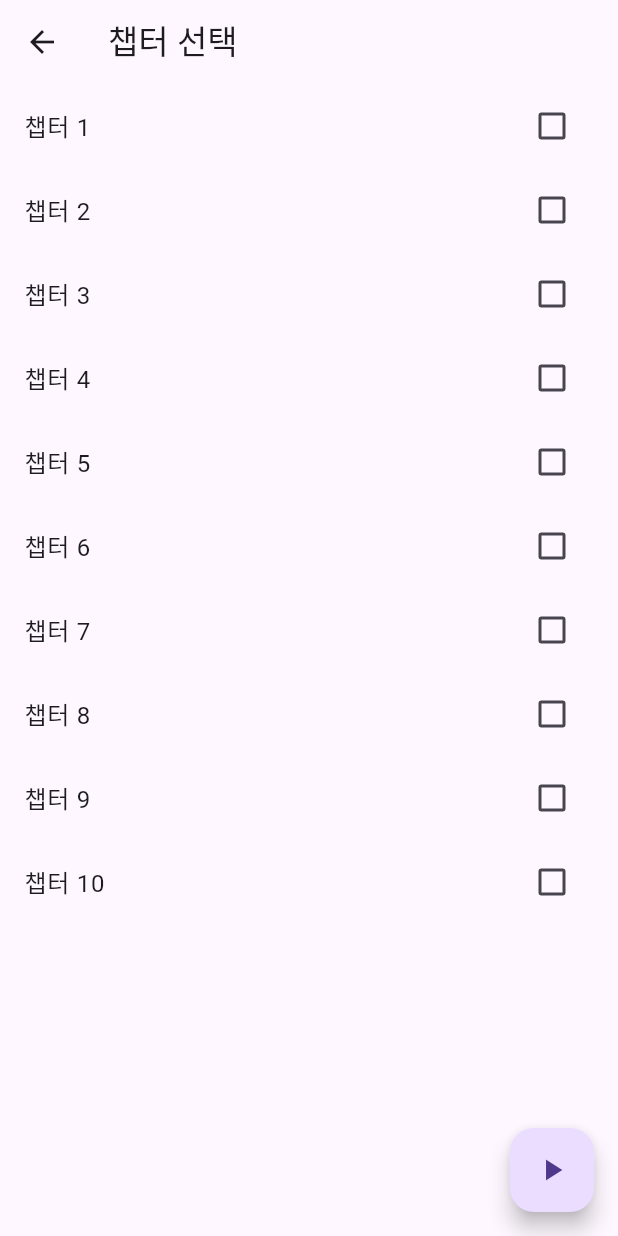
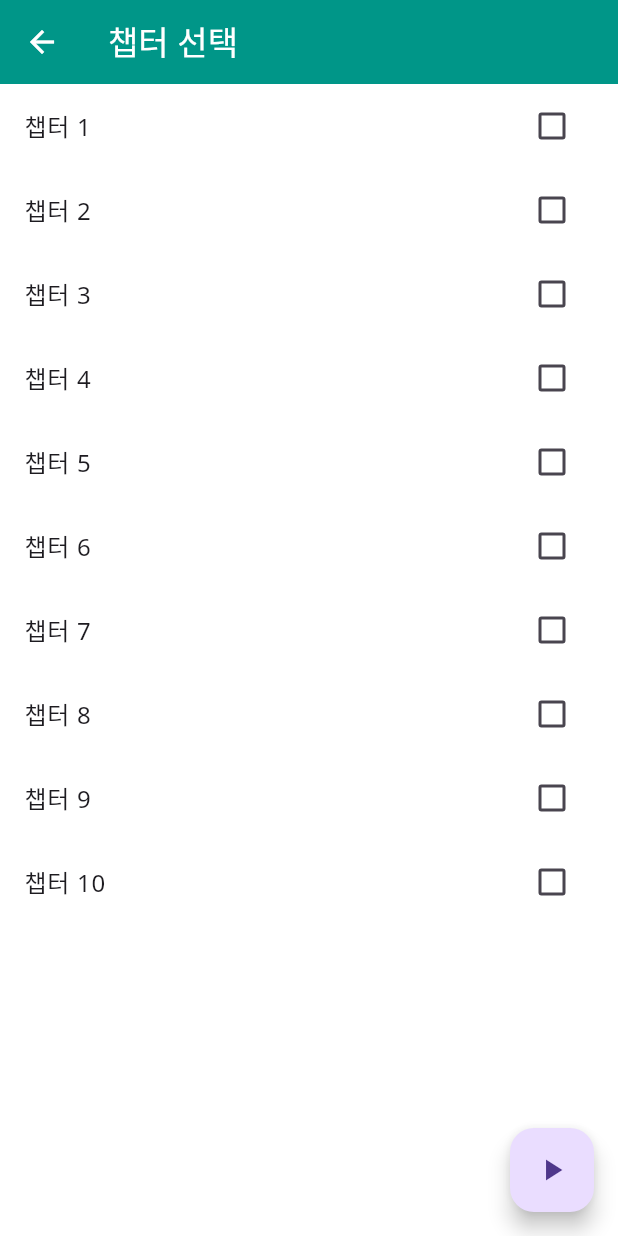
Before and after one commit to Cheon31/english_study, a Flutter app: the screen it shows after launch, after a tap on "스터디", on a phone screen of 412 x 824 dp. Run offline on Flutter 3.47's test engine with Material 3 defaults, Android fonts, the light colour scheme and no system bars; our stand-ins replace flutter_tts, google_fonts, sqflite; accounts and stored records are empty.

Commit message:
add word

```diff
--- a/lib/main.dart
+++ b/lib/main.dart
@@ -5,6 +5,7 @@ import 'Test_chapter_selection_page.dart';
 import 'list.dart'; // 기존 리스트 페이지
 import 'chapter_list_page.dart'; // 기존 스터디용 챕터 선택 페이지
 import 'word_chapter_selection_page.dart'; // 새로 생성할 단어용 챕터 선택 페이지
+import 'package:google_fonts/google_fonts.dart'; // Google Fonts 사용
 
 void main() {
   runApp(const MyApp());
@@ -13,12 +14,102 @@ void main() {
 class MyApp extends StatelessWidget {
   const MyApp({Key? key}) : super(key: key);
 
+  // 커스텀 테마 정의
+  ThemeData _buildTheme() {
+    final ThemeData base = ThemeData.light();
+    return base.copyWith(
+      primaryColor: Colors.teal,
+      colorScheme: base.colorScheme.copyWith(
+        secondary: Colors.orangeAccent, // accentColor 대체
+      ),
+      scaffoldBackgroundColor: Colors.white,
+      appBarTheme: const AppBarTheme(
+        backgroundColor: Colors.teal,
+        foregroundColor: Colors.white,
+        elevation: 0,
+      ),
+      elevatedButtonTheme: ElevatedButtonThemeData(
+        style: ElevatedButton.styleFrom(
+          backgroundColor: Colors.teal, // primary → backgroundColor
+          foregroundColor: Colors.white, // onPrimary → foregroundColor
+          shape: RoundedRectangleBorder(
+            borderRadius: BorderRadius.circular(12), // 버튼 모서리 둥글게
+          ),
+          padding: const EdgeInsets.symmetric(vertical: 20, horizontal: 16),
+          textStyle: const TextStyle(
+            fontSize: 18,
+            fontWeight: FontWeight.bold,
+          ),
+        ),
+      ),
+      textTheme: GoogleFonts.notoSansTextTheme(base.textTheme).copyWith(
+        headlineSmall: const TextStyle( // headline6 → headlineSmall
+          fontSize: 20,
+          fontWeight: FontWeight.bold,
+          color: Colors.white,
+        ),
+        bodyMedium: const TextStyle( // bodyText2 → bodyMedium
+          fontSize: 16,
+          color: Colors.black87,
+        ),
+        labelLarge: const TextStyle( // button → labelLarge
+          fontSize: 18,
+          fontWeight: FontWeight.bold,
+        ),
+      ),
+    );
+  }
+
   @override
   Widget build(BuildContext context) {
-    // 앱의 첫 화면을 MainPage로 설정
-    return const MaterialApp(
+    // 앱의 첫 화면을 MainPage로 설정하고 커스텀 테마 적용
+    return MaterialApp(
       title: '영단어 암기 앱',
-      home: MainPage(title: '영어 단어장'),
+      theme: _buildTheme(),
+      darkTheme: ThemeData.dark().copyWith(
+        primaryColor: Colors.teal,
+        colorScheme: ThemeData.dark().colorScheme.copyWith(
+          secondary: Colors.orangeAccent,
+        ),
+        scaffoldBackgroundColor: Colors.grey[900],
+        appBarTheme: const AppBarTheme(
+          backgroundColor: Colors.teal,
+          foregroundColor: Colors.white,
+          elevation: 0,
+        ),
+        elevatedButtonTheme: ElevatedButtonThemeData(
+          style: ElevatedButton.styleFrom(
+            backgroundColor: Colors.teal,
+            foregroundColor: Colors.white,
+            shape: RoundedRectangleBorder(
+              borderRadius: BorderRadius.circular(12),
+            ),
+            padding: const EdgeInsets.symmetric(vertical: 20, horizontal: 16),
+            textStyle: const TextStyle(
+              fontSize: 18,
+              fontWeight: FontWeight.bold,
+            ),
+          ),
+        ),
+        textTheme: GoogleFonts.notoSansTextTheme(ThemeData.dark().textTheme).copyWith(
+          headlineSmall: const TextStyle(
+            fontSize: 20,
+            fontWeight: FontWeight.bold,
+            color: Colors.white,
+          ),
+          bodyMedium: const TextStyle(
+            fontSize: 16,
+            color: Colors.white70,
+          ),
+          labelLarge: const TextStyle(
+            fontSize: 18,
+            fontWeight: FontWeight.bold,
+          ),
+        ),
+      ),
+      themeMode: ThemeMode.system, // 시스템 테마에 따라 자동 전환
+      home: const MainPage(title: '영어 단어장'),
+      debugShowCheckedModeBanner: false, // 디버그 배너 제거
     );
   }
 }
@@ -28,111 +119,160 @@ class MainPage extends StatelessWidget {
 
   const MainPage({Key? key, required this.title}) : super(key: key);
 
+  // 버튼 아이콘을 위한 데이터 리스트
+  final List<_MainButtonData> buttonData = const [
+    _MainButtonData(title: '스터디', icon: Icons.school),
+    _MainButtonData(title: '리스트', icon: Icons.list),
+    _MainButtonData(title: '테스트', icon: Icons.quiz),
+    _MainButtonData(title: '단어', icon: Icons.book),
+  ];
+
   @override
   Widget build(BuildContext context) {
     return Scaffold(
-      appBar: AppBar(
-        title: Text('$title 메인 화면'),
-      ),
-      body: Center(
-        child: GridView.count(
-          shrinkWrap: true, // GridView의 높이를 자식 요소에 맞춥니다.
-          crossAxisCount: 2, // 열의 수를 2로 설정하여 2x2 그리드를 만듭니다.
-          mainAxisSpacing: 20, // 행 사이의 간격
-          crossAxisSpacing: 20, // 열 사이의 간격
-          padding: const EdgeInsets.all(20), // 그리드의 패딩
-          children: [
-            // 기존 스터디 버튼
-            SizedBox(
-              width: double.infinity,
-              height: 100,
-              child: ElevatedButton(
-                style: ElevatedButton.styleFrom(
-                  shape: RoundedRectangleBorder(
-                    borderRadius: BorderRadius.zero, // 모서리를 직각으로 설정
+      // 그라데이션 배경 적용
+      body: Container(
+        decoration: const BoxDecoration(
+          gradient: LinearGradient(
+            colors: [Colors.teal, Colors.lightGreenAccent],
+            begin: Alignment.topLeft,
+            end: Alignment.bottomRight,
           ),
         ),
-                child: const Text('스터디'),
+        child: SafeArea(
+          child: Column(
+            children: [
+              // 커스텀 AppBar
+              Padding(
+                padding: const EdgeInsets.all(16.0),
+                child: Row(
+                  mainAxisAlignment: MainAxisAlignment.spaceBetween,
+                  children: [
+                    Text(
+                      '$title 메인 화면',
+                      style: Theme.of(context).textTheme.headlineSmall, // 수정된 텍스트 스타일
+                    ),
+                    IconButton(
+                      icon: const Icon(Icons.settings),
+                      color: Colors.white,
                       onPressed: () {
-                  // 스터디용 챕터 선택 페이지로 이동
+                        // 설정 페이지로 이동 (필요 시 구현)
+                        ScaffoldMessenger.of(context).showSnackBar(
+                          const SnackBar(content: Text('설정 페이지는 아직 구현되지 않았습니다.')),
+                        );
+                      },
+                    ),
+                  ],
+                ),
+              ),
+              Expanded(
+                child: Padding(
+                  padding: const EdgeInsets.symmetric(horizontal: 20.0),
+                  child: GridView.builder(
+                    itemCount: buttonData.length,
+                    gridDelegate: const SliverGridDelegateWithFixedCrossAxisCount(
+                      crossAxisCount: 2, // 2열 그리드
+                      mainAxisSpacing: 20, // 세로 간격
+                      crossAxisSpacing: 20, // 가로 간격
+                      childAspectRatio: 1.0, // 정사각형 비율
+                    ),
+                    itemBuilder: (context, index) {
+                      final button = buttonData[index];
+                      return ElevatedButton(
+                        onPressed: () {
+                          switch (button.title) {
+                            case '스터디':
                               Navigator.push(
                                 context,
                                 MaterialPageRoute(
                                   builder: (context) => const ChapterListPage(),
                                 ),
                               );
-                },
-              ),
-            ),
-            // 기존 리스트 버튼
-            SizedBox(
-              width: double.infinity,
-              height: 100,
-              child: ElevatedButton(
-                style: ElevatedButton.styleFrom(
-                  shape: RoundedRectangleBorder(
-                    borderRadius: BorderRadius.zero, // 모서리를 직각으로 설정
-                  ),
-                ),
-                child: const Text('리스트'),
-                onPressed: () {
-                  // 단어 리스트 페이지로 이동
+                              break;
+                            case '리스트':
                               Navigator.push(
                                 context,
                                 MaterialPageRoute(
                                   builder: (context) => const HomePage(),
                                 ),
                               );
-                },
-              ),
-            ),
-            // 기존 테스트 버튼
-            SizedBox(
-              width: double.infinity,
-              height: 100,
-              child: ElevatedButton(
-                style: ElevatedButton.styleFrom(
-                  shape: RoundedRectangleBorder(
-                    borderRadius: BorderRadius.zero, // 모서리를 직각으로 설정
-                  ),
-                ),
-                child: const Text('테스트'),
-                onPressed: () {
-                  // 테스트용 챕터 선택 페이지로 이동
+                              break;
+                            case '테스트':
                               Navigator.push(
                                 context,
                                 MaterialPageRoute(
                                   builder: (context) => const TestChapterSelectionPage(),
                                 ),
                               );
-                },
-              ),
-            ),
-            // 새로 추가할 단어 버튼
-            SizedBox(
-              width: double.infinity,
-              height: 100,
-              child: ElevatedButton(
-                style: ElevatedButton.styleFrom(
-                  shape: RoundedRectangleBorder(
-                    borderRadius: BorderRadius.zero, // 모서리를 직각으로 설정
-                  ),
-                ),
-                child: const Text('단어'),
-                onPressed: () {
-                  // 단어용 챕터 선택 페이지로 이동
+                              break;
+                            case '단어':
                               Navigator.push(
                                 context,
                                 MaterialPageRoute(
                                   builder: (context) => const WordChapterSelectionPage(),
                                 ),
                               );
+                              break;
+                            default:
+                              ScaffoldMessenger.of(context).showSnackBar(
+                                const SnackBar(content: Text('페이지가 존재하지 않습니다.')),
+                              );
+                          }
                         },
+                        style: ElevatedButton.styleFrom(
+                          backgroundColor: Colors.white.withOpacity(0.8), // backgroundColor
+                          foregroundColor: Colors.teal, // foregroundColor
+                          shape: RoundedRectangleBorder(
+                            borderRadius: BorderRadius.circular(16), // 버튼 모서리 둥글게
+                          ),
+                          elevation: 5,
+                        ),
+                        child: Column(
+                          mainAxisAlignment: MainAxisAlignment.center,
+                          children: [
+                            Icon(
+                              button.icon,
+                              size: 50,
+                              color: Colors.teal,
+                            ),
+                            const SizedBox(height: 10),
+                            Text(
+                              button.title,
+                              style: const TextStyle(
+                                fontSize: 18,
+                                fontWeight: FontWeight.bold,
+                              ),
+                            ),
+                          ],
+                        ),
+                      );
+                    },
+                  ),
+                ),
+              ),
+              // 하단 텍스트 또는 기타 위젯 추가 가능
+              Padding(
+                padding: const EdgeInsets.all(16.0),
+                child: Text(
+                  '© 2024 5조 .',
+                  style: TextStyle(
+                    color: Colors.white.withOpacity(0.7),
+                    fontSize: 14,
+                  ),
                 ),
               ),
             ],
           ),
         ),
+      ),
     );
   }
 }
+
+// 버튼 데이터를 위한 클래스
+class _MainButtonData {
+  final String title;
+  final IconData icon;
+
+  const _MainButtonData({required this.title, required this.icon});
+}
--- a/pubspec.yaml
+++ b/pubspec.yaml
@@ -59,6 +59,7 @@ dependencies:
     sdk: flutter
   flutter_tts: ^3.5.2  # 뛰어 쓰기 엄청 잘 해야 한다.
   fluttertoast: ^8.2.8
+  google_fonts:
 
   cupertino_icons: ^1.0.8
   sqflite: ^2.0.0+4
```
Also changed, not shown: pubspec.lock, 1 other file. Lines whose indentation alone changed are shown as unchanged.
